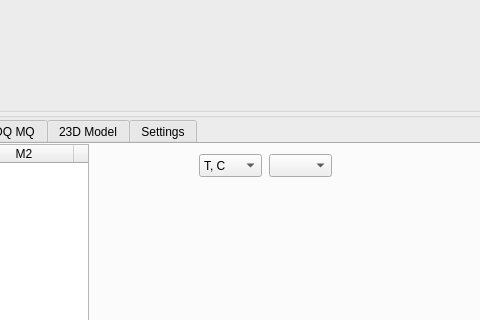
Qt form form.ui (timesama/M2-Approach) before a commit; both pictures show x 243 to 723 and y 122 to 442 of the 1000 by 700 pixel window.
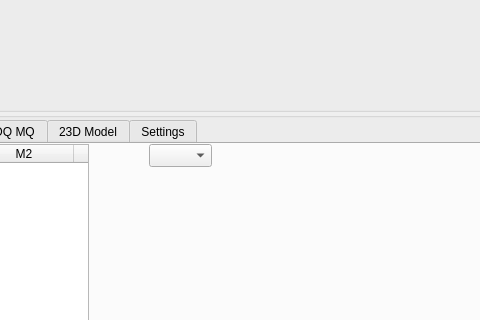
The same form after that commit. Custom widgets are drawn as their Qt base class.

Commit message: update header-update figure for SE and T1T2

What changed in the file:
```diff
--- a/form.ui
+++ b/form.ui
@@ -890,8 +890,8 @@
                    <widget class="QComboBox" name="comboBox">
                     <property name="geometry">
                      <rect>
-                      <x>170</x>
-                      <y>10</y>
+                      <x>50</x>
+                      <y>0</y>
                       <width>63</width>
                       <height>23</height>
                      </rect>
@@ -924,38 +924,6 @@
                      </property>
                     </item>
                    </widget>
-                   <widget class="QComboBox" name="comboBox_3">
-                    <property name="geometry">
-                     <rect>
-                      <x>100</x>
-                      <y>10</y>
-                      <width>63</width>
-                      <height>23</height>
-                     </rect>
-                    </property>
-                    <property name="styleSheet">
-                     <string notr="true">background: none</string>
-                    </property>
-                    <property name="currentText">
-                     <string>T, C</string>
-                    </property>
-                    <property name="currentIndex">
-                     <number>0</number>
-                    </property>
-                    <property name="placeholderText">
-                     <string/>
-                    </property>
-                    <item>
-                     <property name="text">
-                      <string>T, C</string>
-                     </property>
-                    </item>
-                    <item>
-                     <property name="text">
-                      <string>XS, %</string>
-                     </property>
-                    </item>
-                   </widget>
                   </widget>
                  </item>
                 </layout>
```
Left out of the diff: 11 changed lines with no effect on the pictures. The commit also changes 1 other file.
